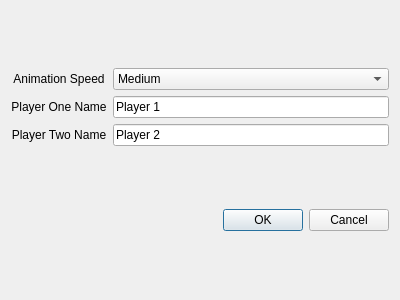
The window that ConnectFour/settingsdialog.ui (mwiszenko/PAIN_ConnectFour) describes before a commit, drawn with Qt 5.
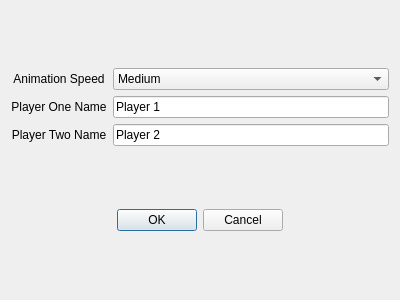
The same window after the commit.

Patch:
```diff
--- a/ConnectFour/settingsdialog.ui
+++ b/ConnectFour/settingsdialog.ui
@@ -113,6 +113,9 @@
      <property name="standardButtons">
       <set>QDialogButtonBox::Cancel|QDialogButtonBox::Ok</set>
      </property>
+     <property name="centerButtons">
+      <bool>true</bool>
+     </property>
     </widget>
    </item>
   </layout>
```
